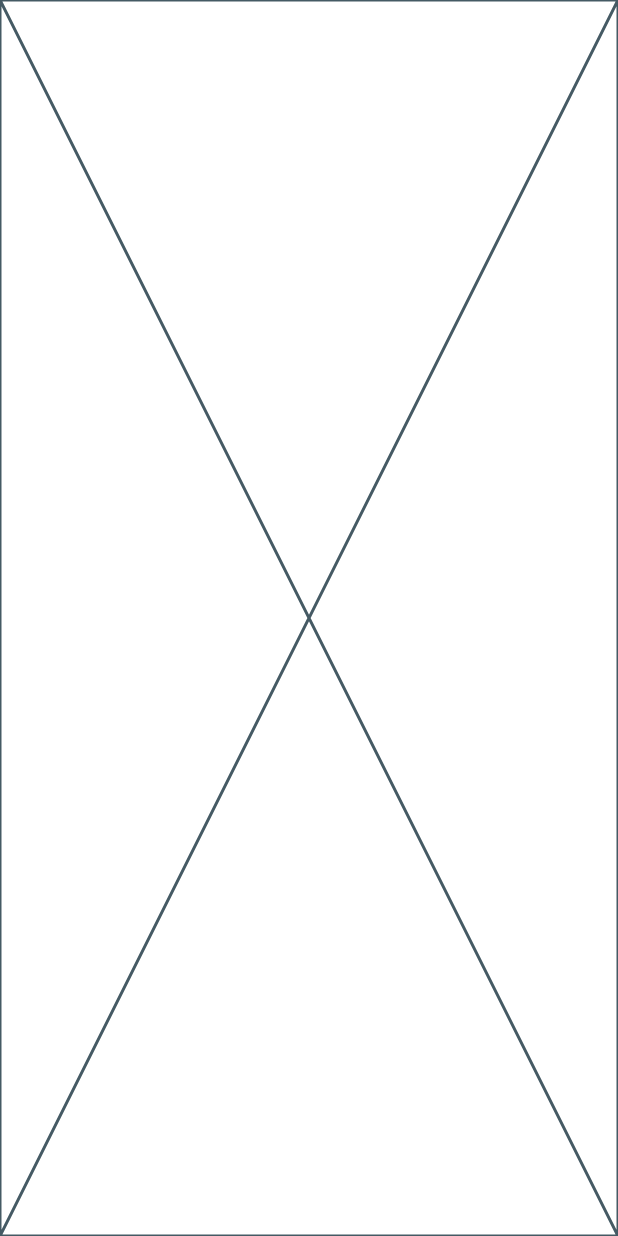
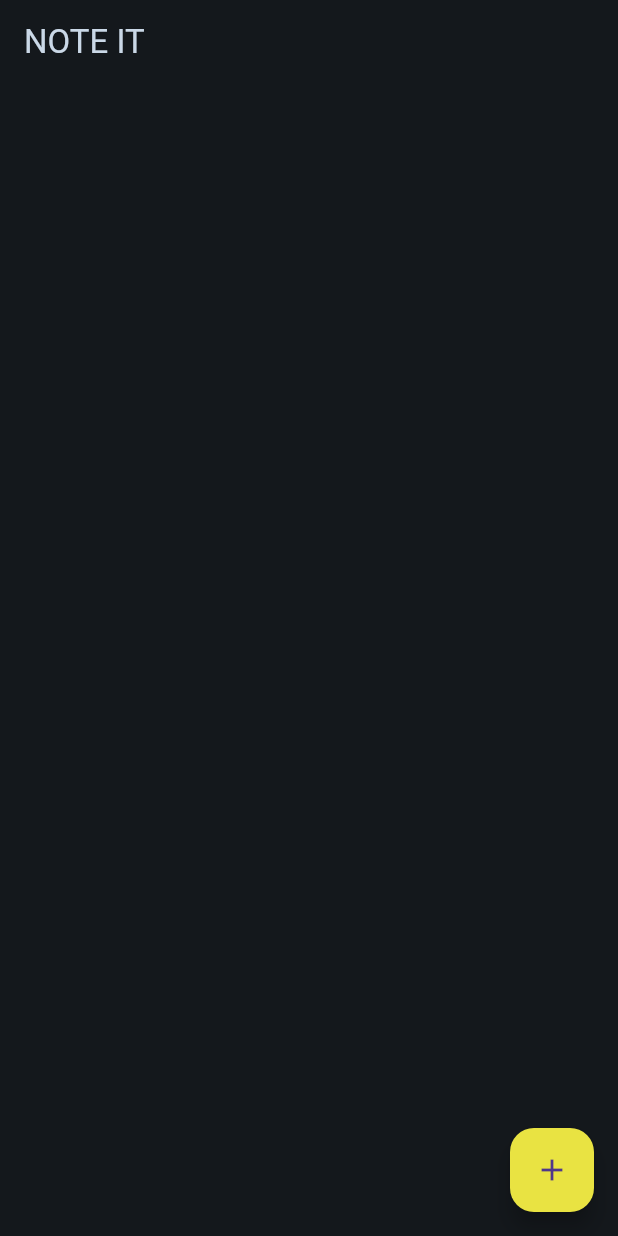
Before and after one commit to alinahmettekin/note-it, a Flutter app: the screen it shows after launch, on a phone screen of 412 x 824 dp. Run offline on Flutter 3.47's test engine with Material 3 defaults, Android fonts, the phone set to English and light mode, and no system bars; our stand-ins replace shared_preferences.

Commit message:
core-view

```diff
--- /dev/null
+++ b/lib/core/constants/color_constants.dart
@@ -0,0 +1,7 @@
+import 'package:flutter/material.dart';
+
+class ColorConstants {
+  static const Color scaffoldBackGround = Color.fromARGB(255, 20, 24, 28);
+  static const Color defaultText = Color.fromARGB(255, 202, 216, 231);
+  static const Color textButtonColor = Color.fromARGB(255, 233, 227, 66);
+}
--- /dev/null
+++ b/lib/core/helper/shared_preferences_helper.dart
@@ -0,0 +1,62 @@
+import 'package:shared_preferences/shared_preferences.dart';
+
+class SharedPreferencesHelper {
+  static SharedPreferencesHelper? _instance;
+  SharedPreferences? _prefs;
+
+  static SharedPreferencesHelper get instance {
+    return _instance ??= SharedPreferencesHelper._internal();
+  }
+
+  SharedPreferencesHelper._internal() {
+    init();
+  }
+
+  Future<void> init() async {
+    _prefs = await SharedPreferences.getInstance();
+  }
+
+  Future<void> saveList(List<String> list) async {
+    await _prefs?.setStringList('notes', list);
+  }
+
+  List<String> getList() {
+    return _prefs?.getStringList('notes') ?? [];
+  }
+
+  Future<void> addNote(String note) async {
+    List<String>? notes = getList();
+    notes.add(note);
+    await _prefs?.setStringList('notes', notes);
+  }
+
+  Future<void> removeNote(int index) async {
+    List<String>? updatedList = _prefs?.getStringList('notes');
+    updatedList!.removeAt(index);
+
+    await _prefs?.setStringList('notes', updatedList);
+  }
+
+  // Functions for archived notes
+
+  Future<void> saveArchivedNotes(List<String> list) async {
+    await _prefs?.setStringList('archivednotes', list);
+  }
+
+  List<String> getArchivedNotes() {
+    return _prefs?.getStringList('archivednotes') ?? [];
+  }
+
+  Future<void> addArchivedNote(String note) async {
+    List<String>? notes = getArchivedNotes();
+    notes.add(note);
+    await _prefs?.setStringList('archivednotes', notes);
+  }
+
+  Future<void> removeArchivedNote(int index) async {
+    List<String>? updatedList = _prefs?.getStringList('archivednotes');
+    updatedList!.removeAt(index);
+
+    await _prefs?.setStringList('archivednotes', updatedList);
+  }
+}
--- /dev/null
+++ b/lib/core/theme/app_theme.dart
@@ -0,0 +1,9 @@
+import 'package:flutter/material.dart';
+import 'package:noteapp/core/constants/color_constants.dart';
+
+class AppTheme {
+  static final darkTheme = ThemeData(
+    primaryColor: ColorConstants.scaffoldBackGround,
+    scaffoldBackgroundColor: ColorConstants.scaffoldBackGround,
+  );
+}
--- a/lib/main.dart
+++ b/lib/main.dart
@@ -1,19 +1,39 @@
 import 'package:flutter/material.dart';
+import 'package:noteapp/core/theme/app_theme.dart';
+import 'package:noteapp/view/addnote/add_note_view_model.dart';
+import 'package:noteapp/view/home/home_view.dart';
+import 'package:noteapp/view/home/home_view_model.dart';
+import 'package:noteapp/view/addnote/add_note_view.dart';
+import 'package:provider/provider.dart';
 
 void main() {
-  runApp(
-    const MaterialApp(
-      debugShowCheckedModeBanner: false,
-      home: HomePage(),
-    ),
-  );
+  runApp(const NoteIt());
 }
 
-class HomePage extends StatelessWidget {
-  const HomePage({super.key});
+class NoteIt extends StatefulWidget {
+  const NoteIt({super.key});
 
   @override
+  State<NoteIt> createState() => _NoteItState();
+}
+
+class _NoteItState extends State<NoteIt> {
+  @override
   Widget build(BuildContext context) {
-    return const Placeholder();
+    return MultiProvider(
+      providers: [
+        ChangeNotifierProvider(
+          create: (context) => HomeViewModel(),
+        ),
+        ChangeNotifierProvider(
+          create: (context) => AddNoteViewModel(),
+        )
+      ],
+      child: MaterialApp(
+        debugShowCheckedModeBanner: false,
+        theme: AppTheme.darkTheme,
+        home: const HomeView(),
+      ),
+    );
   }
 }
--- /dev/null
+++ b/lib/view/addnote/add_note_view_model.dart
@@ -0,0 +1,13 @@
+import 'package:flutter/material.dart';
+import 'package:noteapp/core/helper/shared_preferences_helper.dart';
+import 'package:provider/provider.dart';
+
+class AddNoteViewModel extends ChangeNotifier {
+  TextEditingController textController = TextEditingController();
+
+  addNote() {
+    SharedPreferencesHelper.instance.addNote(textController.text);
+    textController.clear();
+    notifyListeners();
+  }
+}
--- /dev/null
+++ b/lib/view/home/home_view.dart
@@ -0,0 +1,74 @@
+import 'package:flutter/material.dart';
+import 'package:noteapp/core/constants/color_constants.dart';
+import 'package:noteapp/core/helper/route_helper.dart';
+import 'package:noteapp/view/addnote/add_note_view.dart';
+import 'package:noteapp/view/home/home_view_model.dart';
+import 'package:provider/provider.dart';
+
+class HomeView extends StatefulWidget {
+  const HomeView({super.key});
+
+  @override
+  State<HomeView> createState() => _HomeViewState();
+}
+
+class _HomeViewState extends State<HomeView> {
+  @override
+  void initState() {
+    WidgetsBinding.instance.addPostFrameCallback(
+      (_) {
+        Provider.of<HomeViewModel>(context, listen: true).getNotes();
+      },
+    );
+    super.initState();
+  }
+
+  @override
+  Widget build(BuildContext context) {
+    return Scaffold(
+      floatingActionButton: FloatingActionButton(
+        onPressed: () {
+          RouteHelper.push(context, const AddNoteView());
+        },
+        backgroundColor: ColorConstants.textButtonColor,
+        child: Icon(Icons.add),
+      ),
+      appBar: AppBar(
+        backgroundColor: Theme.of(context).primaryColor,
+        title: const Text(
+          "NOTE IT",
+          style: TextStyle(color: ColorConstants.defaultText),
+        ),
+      ),
+      body: Consumer<HomeViewModel>(
+        builder: (BuildContext context, value, Widget? child) {
+          return ListView.builder(
+            padding: EdgeInsets.all(8),
+            itemCount: value.notes.length,
+            itemBuilder: (context, index) {
+              final notes = value.notes;
+              if (notes.isEmpty) {
+                return const Center(
+                  child: Text(
+                    "BOŞ LİST",
+                    style: TextStyle(color: Colors.white),
+                  ),
+                );
+              } else {
+                return GestureDetector(
+                  onTap: () {},
+                  child: ListTile(
+                    title: Text(
+                      notes[index],
+                      style: const TextStyle(color: ColorConstants.defaultText),
+                    ),
+                  ),
+                );
+              }
+            },
+          );
+        },
+      ),
+    );
+  }
+}
--- /dev/null
+++ b/lib/view/home/home_view_model.dart
@@ -0,0 +1,20 @@
+import 'package:flutter/material.dart';
+import 'package:noteapp/core/helper/shared_preferences_helper.dart';
+
+class HomeViewModel extends ChangeNotifier {
+  List<String>? _notes;
+
+  List<String> get notes {
+    return _notes = SharedPreferencesHelper.instance.getList();
+  }
+
+  deleteNote(int index) {
+    SharedPreferencesHelper.instance.removeNote(index);
+    notifyListeners();
+  }
+
+  getNotes() async {
+    _notes = SharedPreferencesHelper.instance.getList();
+    notifyListeners();
+  }
+}
```
Also changed, not shown: lib/core/helper/dialog_helper.dart (added, +36 -0 lines), lib/core/helper/route_helper.dart (added, +24 -0 lines), lib/view/addnote/add_note_view.dart (added, +60 -0 lines), pubspec.yaml (+3 -4 lines), lib/view/archived/archived_view.dart (added), lib/view/archived/archived_view_model.dart (added), pubspec.lock, 1 other file.
